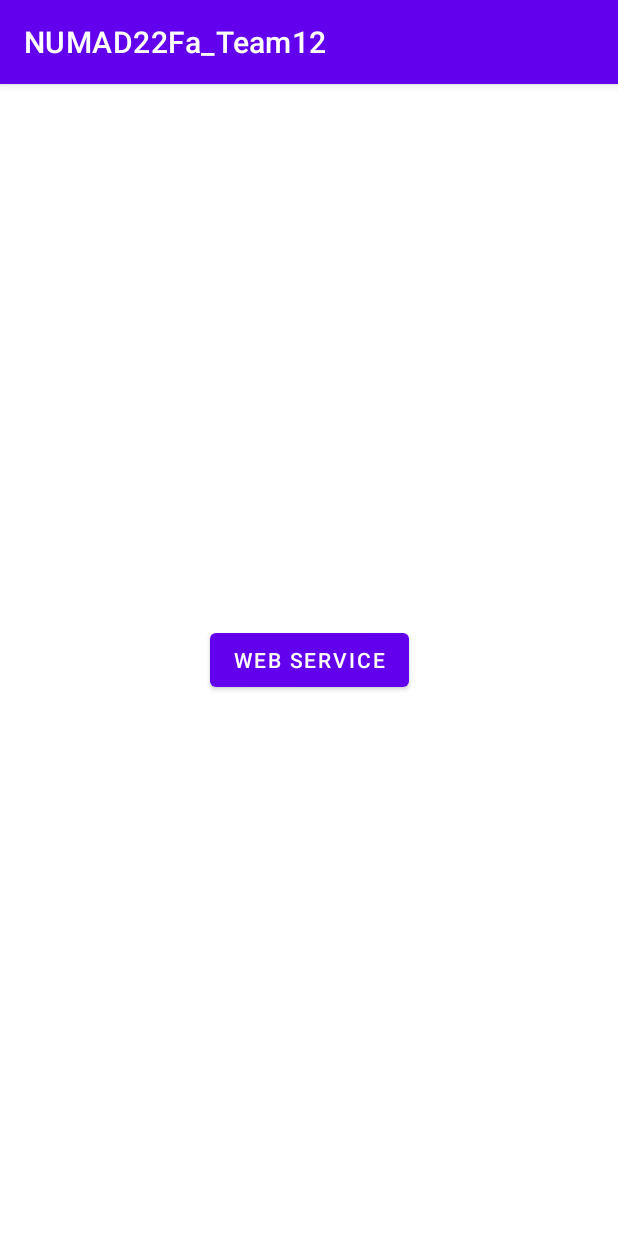
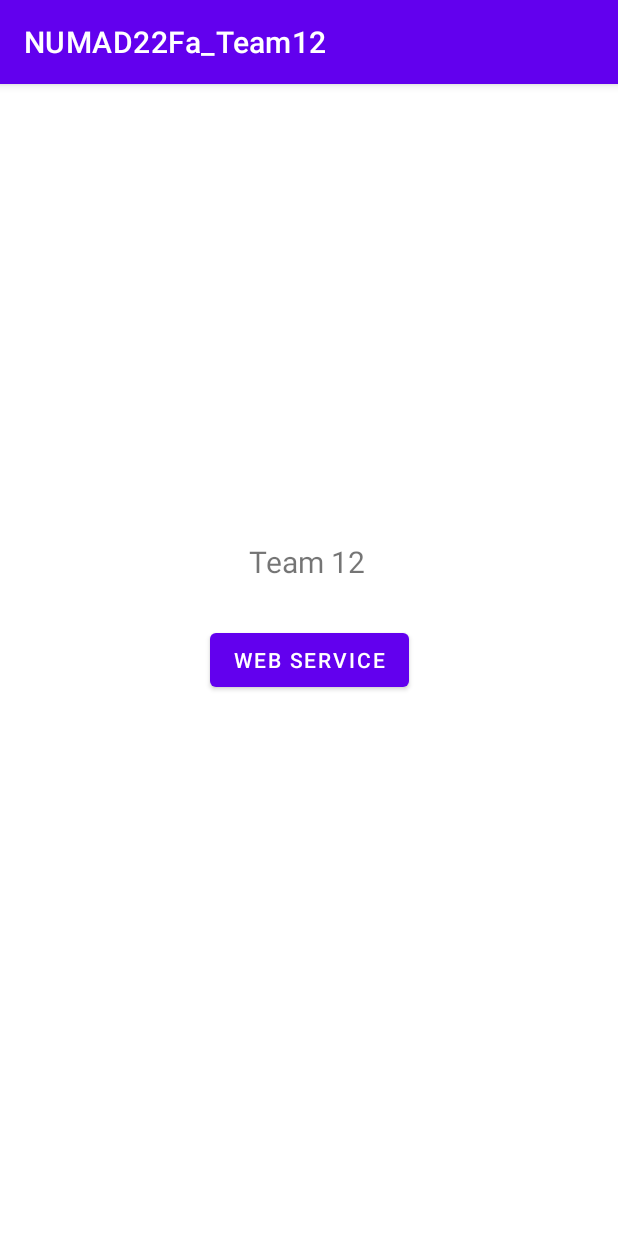
Before and after one commit to ChaiTowKway/NUMAD22Fa_Team12, an Android app: the screen it shows after launch (MainActivity), on a phone screen of 412 x 824 dp. Run offline under Robolectric (Android 15) with nearby library versions, the phone set to English and light mode, and no system bars.

Commit message:
main activity update

```diff
--- a/app/src/main/java/edu/northeastern/numad22fa_team12/MainActivity.java
+++ b/app/src/main/java/edu/northeastern/numad22fa_team12/MainActivity.java
@@ -6,7 +6,7 @@ import android.content.Intent;
 import android.os.Bundle;
 import android.view.View;
 
-public class MainActivity extends AppCompatActivity implements View.OnClickListener{
+public class  MainActivity extends AppCompatActivity implements View.OnClickListener{
 
     @Override
     protected void onCreate(Bundle savedInstanceState) {
--- a/app/src/main/res/layout/activity_main.xml
+++ b/app/src/main/res/layout/activity_main.xml
@@ -16,4 +16,17 @@
         app:layout_constraintEnd_toEndOf="parent"
         app:layout_constraintStart_toStartOf="parent"
         app:layout_constraintTop_toTopOf="parent" />
+
+    <TextView
+        android:id="@+id/team_name"
+        android:layout_width="wrap_content"
+        android:layout_height="wrap_content"
+        android:layout_marginEnd="40dp"
+        android:layout_marginBottom="28dp"
+        android:text="Team 12"
+        android:textSize="20dp"
+        app:layout_constraintBottom_toTopOf="@+id/button_web_service"
+        app:layout_constraintEnd_toEndOf="parent"
+        app:layout_constraintHorizontal_bias="0.563"
+        app:layout_constraintStart_toStartOf="parent" />
 </androidx.constraintlayout.widget.ConstraintLayout>
--- a/app/src/main/res/layout/makeup_item.xml
+++ b/app/src/main/res/layout/makeup_item.xml
@@ -6,6 +6,7 @@
     android:layout_width="match_parent"
     android:layout_height="wrap_content"
     android:padding="16dp">
+
     <TextView
         android:id="@+id/category_name"
         android:layout_width="wrap_content"
```
Also changed, not shown: app/src/main/java/edu/northeastern/numad22fa_team12/WebServiceActivity.java (+9 -0 lines), app/src/main/res/layout/activity_web_service.xml (+5 -4 lines).
